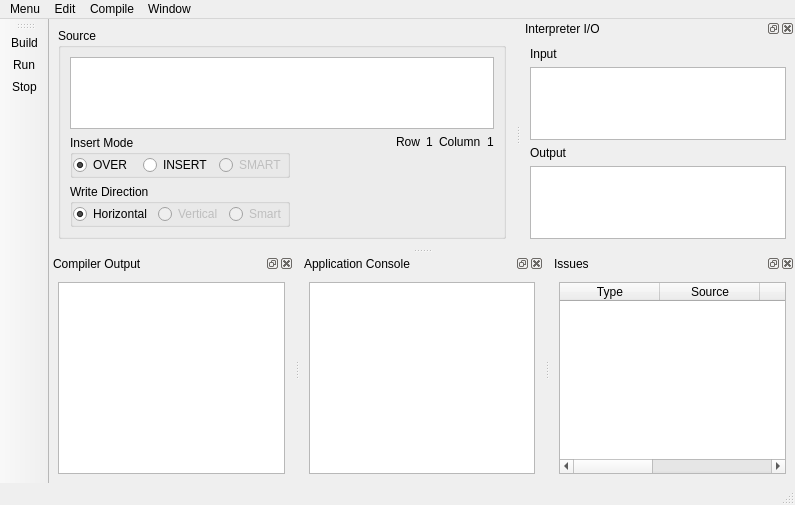
Before: the Qt Designer form Editor/TextEditor/mainwindow.ui in ccebinger/SWPSoSe14, drawn with Qt 5.
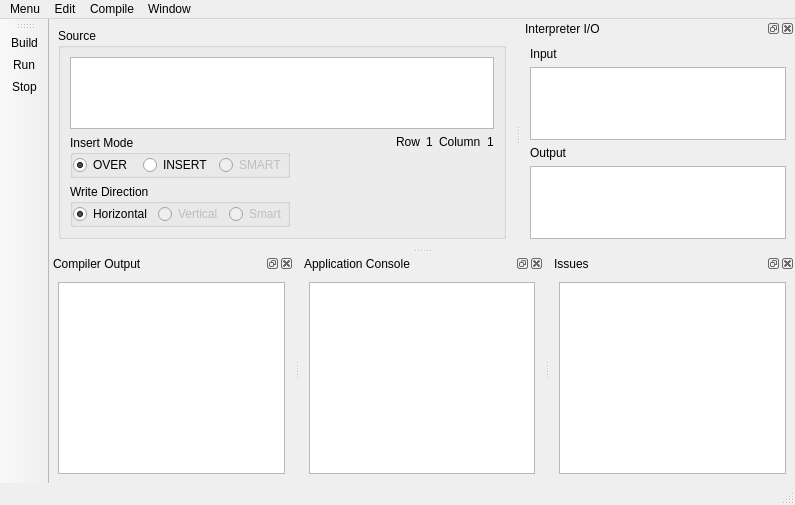
After: the same form once the commit is applied. Icons and pictures are not drawn. Custom widgets are drawn as their Qt base class.

Commit message: added issue display widget for displaying compiler std::cerr; dbl clicking jumps to position in code; minor changes

The edit to the form file:
```diff
--- a/Editor/TextEditor/mainwindow.ui
+++ b/Editor/TextEditor/mainwindow.ui
@@ -389,7 +389,7 @@
    <widget class="QWidget" name="dockWidgetContents_4">
     <layout class="QGridLayout" name="gridLayout_6">
      <item row="0" column="0">
-      <widget class="QTableWidget" name="ui_issuesTableWidget">
+      <widget class="QListWidget" name="ui_issuesListWidget">
        <property name="editTriggers">
         <set>QAbstractItemView::NoEditTriggers</set>
        </property>
@@ -399,31 +399,6 @@
        <property name="selectionBehavior">
         <enum>QAbstractItemView::SelectRows</enum>
        </property>
-       <column>
-        <property name="text">
-         <string>Type</string>
-        </property>
-       </column>
-       <column>
-        <property name="text">
-         <string>Source</string>
-        </property>
-       </column>
-       <column>
-        <property name="text">
-         <string>ID</string>
-        </property>
-       </column>
-       <column>
-        <property name="text">
-         <string>New Column</string>
-        </property>
-       </column>
-       <column>
-        <property name="text">
-         <string>Message</string>
-        </property>
-       </column>
       </widget>
      </item>
     </layout>
```
Left out of the diff: 6 changed lines with no effect on the pictures. The commit also changes 4 other files.
